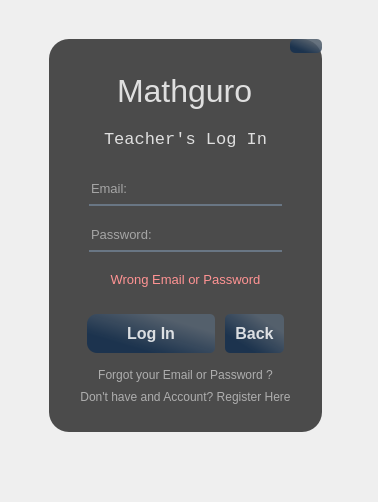
Old version of the form teachLogin.ui in the repository pat-gallardo/PreCalGuro.
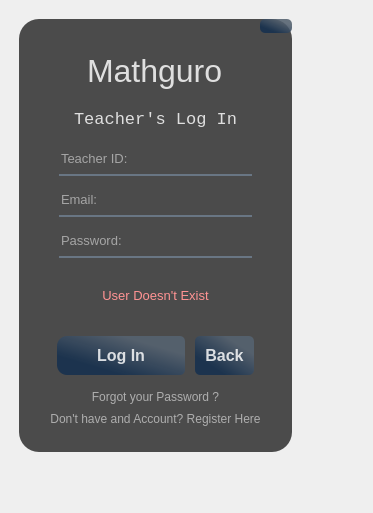
New version of the form. The open tabs and pages were chosen to show the change. Icons and pictures are not drawn.

Diff of the .ui file:
```diff
--- a/teachLogin.ui
+++ b/teachLogin.ui
@@ -6,8 +6,8 @@
    <rect>
     <x>0</x>
     <y>0</y>
-    <width>378</width>
-    <height>502</height>
+    <width>373</width>
+    <height>513</height>
    </rect>
   </property>
   <property name="windowTitle">
@@ -50,7 +50,7 @@
 	padding-top:5px;
 	background-color:rgba(105, 118, 132, 200)
 }
-#teachEmail_lineEdit, #teachPass_lineEdit{
+#teachEmail_lineEdit, #teachPass_lineEdit, #teachID_lineEdit{
 background-color:rgba(0,0,0,0);
 border:none;
 border-bottom:2px solid rgba(105, 118, 132, 255);
@@ -62,10 +62,10 @@
    <widget class="QFrame" name="frame">
     <property name="geometry">
      <rect>
-      <x>40</x>
-      <y>30</y>
+      <x>10</x>
+      <y>10</y>
       <width>291</width>
-      <height>411</height>
+      <height>451</height>
      </rect>
     </property>
     <property name="frameShape">
@@ -217,15 +217,15 @@
            </item>
            <item>
             <widget class="QWidget" name="widget_6" native="true">
-             <layout class="QVBoxLayout" name="verticalLayout_9">
+             <layout class="QVBoxLayout" name="verticalLayout_6">
               <property name="spacing">
-               <number>20</number>
+               <number>15</number>
               </property>
               <property name="leftMargin">
                <number>40</number>
               </property>
               <property name="topMargin">
-               <number>10</number>
+               <number>0</number>
               </property>
               <property name="rightMargin">
                <number>40</number>
@@ -233,6 +233,24 @@
               <property name="bottomMargin">
                <number>0</number>
               </property>
+              <item>
+               <widget class="QLineEdit" name="teachID_lineEdit">
+                <property name="font">
+                 <font>
+                  <pointsize>10</pointsize>
+                 </font>
+                </property>
+                <property name="styleSheet">
+                 <string notr="true"/>
+                </property>
+                <property name="text">
+                 <string/>
+                </property>
+                <property name="placeholderText">
+                 <string>Teacher ID:</string>
+                </property>
+               </widget>
+              </item>
               <item>
                <widget class="QLineEdit" name="teachEmail_lineEdit">
                 <property name="font">
@@ -272,7 +290,7 @@
                 </property>
                </widget>
               </item>
-              <item>
+              <item alignment="Qt::AlignTop">
                <widget class="QWidget" name="warning_Widget" native="true">
                 <layout class="QVBoxLayout" name="verticalLayout_4">
                  <property name="spacing">
@@ -282,7 +300,7 @@
                   <number>0</number>
                  </property>
                  <property name="topMargin">
-                  <number>0</number>
+                  <number>6</number>
                  </property>
                  <property name="rightMargin">
                   <number>0</number>
@@ -290,6 +308,13 @@
                  <property name="bottomMargin">
                   <number>0</number>
                  </property>
+                 <item>
+                  <widget class="QStackedWidget" name="warningPages">
+                   <property name="currentIndex">
+                    <number>0</number>
+                   </property>
+                   <widget class="QWidget" name="page">
+                    <layout class="QVBoxLayout" name="verticalLayout_7">
                  <item>
                   <widget class="QLabel" name="label_5">
                    <property name="font">
@@ -299,7 +324,7 @@
                     </font>
                    </property>
                    <property name="text">
-                    <string>&lt;html&gt;&lt;head/&gt;&lt;body&gt;&lt;p&gt;&lt;span style=&quot; font-size:10pt; color:#ff9393;&quot;&gt;Wrong Email or Password&lt;/span&gt;&lt;/p&gt;&lt;/body&gt;&lt;/html&gt;</string>
+                        <string>&lt;html&gt;&lt;head/&gt;&lt;body&gt;&lt;p&gt;&lt;span style=&quot; font-size:10pt; color:#ff9393;&quot;&gt;Wrong ID, Email or Password&lt;/span&gt;&lt;/p&gt;&lt;/body&gt;&lt;/html&gt;</string>
                    </property>
                    <property name="textFormat">
                     <enum>Qt::RichText</enum>
@@ -311,14 +336,41 @@
                  </item>
                 </layout>
                </widget>
+                   <widget class="QWidget" name="page_2">
+                    <layout class="QVBoxLayout" name="verticalLayout_9">
+                     <item>
+                      <widget class="QLabel" name="label_6">
+                       <property name="font">
+                        <font>
+                         <family>MS Shell Dlg 2</family>
+                         <pointsize>8</pointsize>
+                        </font>
+                       </property>
+                       <property name="text">
+                        <string>&lt;html&gt;&lt;head/&gt;&lt;body&gt;&lt;p&gt;&lt;span style=&quot; font-size:10pt; color:#ff9393;&quot;&gt;User Doesn't Exist&lt;/span&gt;&lt;/p&gt;&lt;/body&gt;&lt;/html&gt;</string>
+                       </property>
+                       <property name="textFormat">
+                        <enum>Qt::RichText</enum>
+                       </property>
+                       <property name="alignment">
+                        <set>Qt::AlignCenter</set>
+                       </property>
+                      </widget>
               </item>
              </layout>
             </widget>
+                  </widget>
            </item>
           </layout>
          </widget>
         </item>
-        <item alignment="Qt::AlignVCenter">
+             </layout>
+            </widget>
+           </item>
+          </layout>
+         </widget>
+        </item>
+        <item>
          <widget class="QFrame" name="frame_3">
           <property name="frameShape">
            <enum>QFrame::StyledPanel</enum>
@@ -342,7 +394,7 @@
            <property name="bottomMargin">
             <number>0</number>
            </property>
-           <item alignment="Qt::AlignHCenter">
+           <item alignment="Qt::AlignHCenter|Qt::AlignBottom">
             <widget class="QWidget" name="widget_5" native="true">
              <layout class="QHBoxLayout" name="horizontalLayout">
               <property name="spacing">
@@ -352,7 +404,7 @@
                <number>0</number>
               </property>
               <property name="topMargin">
-               <number>0</number>
+               <number>5</number>
               </property>
               <property name="rightMargin">
                <number>0</number>
@@ -475,7 +527,7 @@
              </layout>
             </widget>
            </item>
-           <item alignment="Qt::AlignHCenter">
+           <item alignment="Qt::AlignHCenter|Qt::AlignTop">
             <widget class="QWidget" name="widget_2" native="true">
              <layout class="QVBoxLayout" name="verticalLayout_5">
               <property name="spacing">
@@ -491,7 +543,7 @@
                <number>0</number>
               </property>
               <property name="bottomMargin">
-               <number>0</number>
+               <number>10</number>
               </property>
               <item alignment="Qt::AlignBottom">
                <widget class="QPushButton" name="toForgotPassTeachButton">
@@ -505,7 +557,7 @@
 </string>
                 </property>
                 <property name="text">
-                 <string>Forgot your Email or Password ?</string>
+                 <string>Forgot your Password ?</string>
                 </property>
                 <property name="default">
                  <bool>false</bool>
```
Lines whose indentation alone changed are shown as unchanged.
